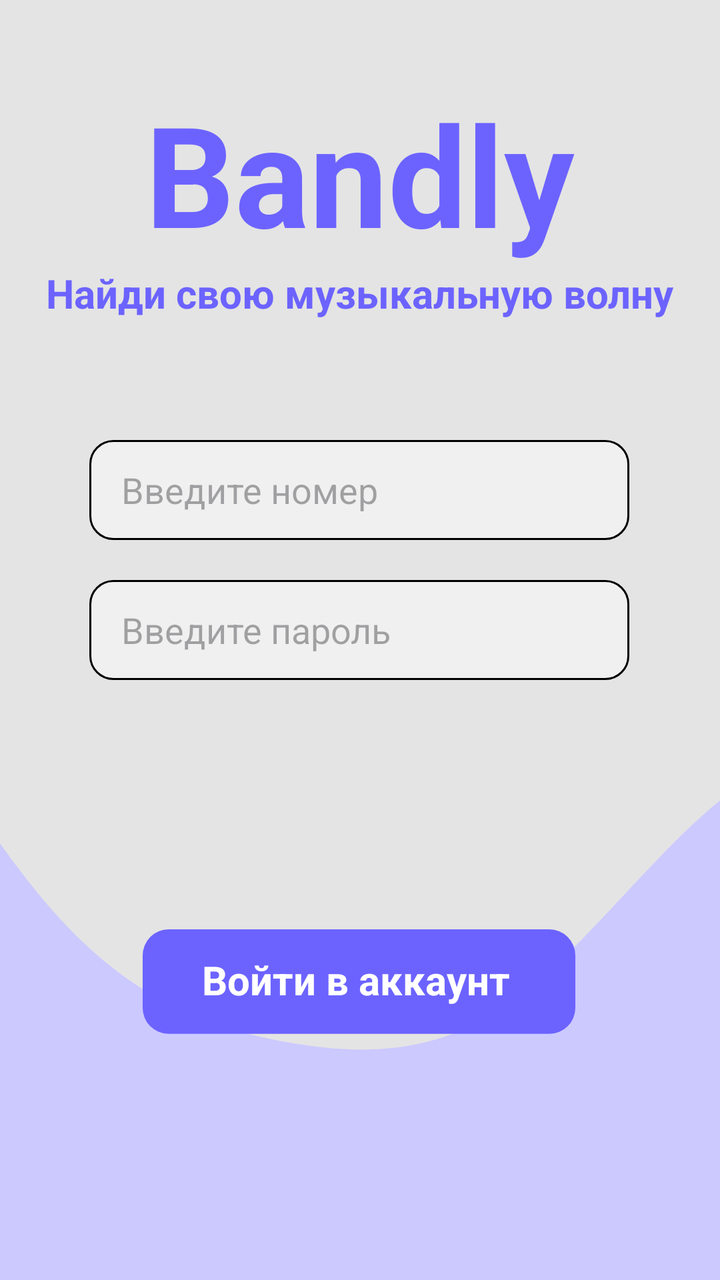
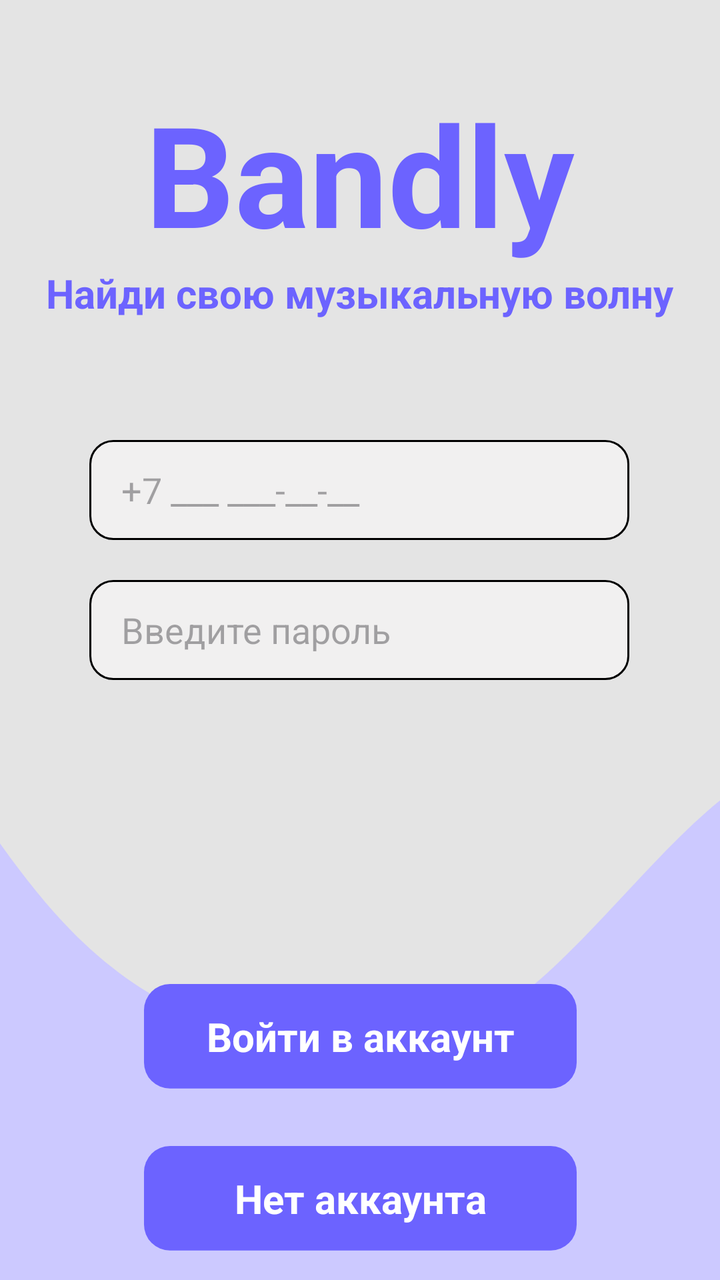

Before-and-after screenshots of an Android layout around one commit, followed by the original layout XML and the change that was made.
<!-- AndroidManifest.xml: application theme Theme.Bandly30 -->
<!-- res/layout/activity_login.xml -->
<?xml version="1.0" encoding="utf-8"?>
<androidx.constraintlayout.widget.ConstraintLayout xmlns:android="http://schemas.android.com/apk/res/android"
    xmlns:app="http://schemas.android.com/apk/res-auto"
    xmlns:tools="http://schemas.android.com/tools"
    android:id="@+id/main"
    android:layout_width="match_parent"
    android:layout_height="match_parent"
    android:background="#E4E4E4"
    tools:context=".LoginActivity">

    <ImageView
        android:id="@+id/imageView13"
        android:layout_width="429dp"
        android:layout_height="353dp"
        android:background="@drawable/vectorimg"
        app:layout_constraintBottom_toBottomOf="parent"
        app:layout_constraintEnd_toEndOf="parent"
        app:layout_constraintStart_toStartOf="parent" />

    <TextView
        android:id="@+id/logo"
        android:layout_width="wrap_content"
        android:layout_height="wrap_content"
        android:layout_marginTop="40dp"
        android:text="Bandly"
        android:textColor="#6C63FF"
        android:textSize="70sp"
        android:textStyle="bold"
        app:layout_constraintBottom_toTopOf="@+id/logo2"
        app:layout_constraintEnd_toEndOf="parent"
        app:layout_constraintStart_toStartOf="parent"
        app:layout_constraintTop_toTopOf="parent"
        tools:ignore="HardcodedText" />

    <TextView
        android:id="@+id/logo2"
        android:layout_width="wrap_content"
        android:layout_height="wrap_content"
        android:text="Найди свою музыкальную волну"
        android:textColor="#6C63FF"
        android:textSize="20sp"
        android:textStyle="bold"
        app:layout_constraintEnd_toEndOf="parent"
        app:layout_constraintStart_toStartOf="parent"
        app:layout_constraintTop_toBottomOf="@+id/logo"
        tools:ignore="DuplicateIds,HardcodedText" />

    <EditText
        android:id="@+id/inputPassLogin"
        android:layout_width="wrap_content"
        android:layout_height="wrap_content"
        android:layout_marginStart="70dp"
        android:layout_marginTop="20dp"
        android:layout_marginEnd="71dp"
        android:background="@drawable/infimg"
        android:hint="Введите пароль"
        android:paddingStart="16dp"
        android:paddingLeft="16dp"
        android:paddingEnd="16dp"
        android:paddingRight="16dp"
        app:layout_constraintEnd_toEndOf="parent"
        app:layout_constraintStart_toStartOf="parent"
        app:layout_constraintTop_toBottomOf="@+id/inputPhoneLogin" />

    <EditText
        android:id="@+id/inputPhoneLogin"
        android:layout_width="wrap_content"
        android:layout_height="wrap_content"
        android:layout_marginStart="70dp"
        android:layout_marginTop="60dp"
        android:layout_marginEnd="71dp"
        android:background="@drawable/infimg"
        android:digits="0123456789"
        android:hint="Введите номер"
        android:inputType="number"
        android:paddingStart="16dp"
        android:paddingLeft="16dp"
        android:paddingEnd="16dp"
        android:paddingRight="16dp"
        app:layout_constraintEnd_toEndOf="parent"
        app:layout_constraintStart_toStartOf="parent"
        app:layout_constraintTop_toBottomOf="@+id/logo2" />

    <ImageButton
        android:id="@+id/loginbtn2"
        android:layout_width="225dp"
        android:layout_height="61dp"
        android:layout_marginStart="70dp"
        android:layout_marginTop="60dp"
        android:layout_marginEnd="71dp"
        android:layout_marginBottom="50dp"
        android:background="@drawable/regbtn"
        app:layout_constraintBottom_toBottomOf="parent"
        app:layout_constraintEnd_toEndOf="parent"
        app:layout_constraintStart_toStartOf="parent"
        app:layout_constraintTop_toBottomOf="@+id/inputPassLogin"
        tools:ignore="SpeakableTextPresentCheck" />

    <TextView
        android:id="@+id/textView3"
        android:layout_width="wrap_content"
        android:layout_height="wrap_content"
        android:text="Войти в аккаунт"
        android:textColor="@color/white"
        android:textSize="20sp"
        android:textStyle="bold"
        app:layout_constraintBottom_toBottomOf="@+id/loginbtn2"
        app:layout_constraintEnd_toEndOf="@+id/loginbtn2"
        app:layout_constraintHorizontal_bias="0.481"
        app:layout_constraintStart_toStartOf="@+id/loginbtn2"
        app:layout_constraintTop_toTopOf="@+id/loginbtn2"
        app:layout_constraintVertical_bias="0.352" />

</androidx.constraintlayout.widget.ConstraintLayout>
<!-- resources referenced by this layout -->
<resources>
  <color name="white">#FFFFFFFF</color>
  <!-- drawable infimg (drawable) -->
  <vector xmlns:android="http://schemas.android.com/apk/res/android"
      android:width="270dp"
      android:height="50dp"
      android:viewportWidth="270"
      android:viewportHeight="50">
    <path
        android:pathData="M12,0L258,0A12,12 0,0 1,270 12L270,38A12,12 0,0 1,258 50L12,50A12,12 0,0 1,0 38L0,12A12,12 0,0 1,12 0z"
        android:fillColor="#F1F0F0"/>
    <path
        android:strokeWidth="1"
        android:pathData="M12,0.5L258,0.5A11.5,11.5 0,0 1,269.5 12L269.5,38A11.5,11.5 0,0 1,258 49.5L12,49.5A11.5,11.5 0,0 1,0.5 38L0.5,12A11.5,11.5 0,0 1,12 0.5z"
        android:fillColor="#00000000"
        android:strokeColor="#000000"/>
  </vector>
  <!-- drawable regbtn (drawable) -->
  <vector xmlns:android="http://schemas.android.com/apk/res/android"
      android:width="208dp"
      android:height="56dp"
      android:viewportWidth="208"
      android:viewportHeight="56">
    <path
        android:pathData="M16,0L192,0A12,12 0,0 1,204 12L204,36A12,12 0,0 1,192 48L16,48A12,12 0,0 1,4 36L4,12A12,12 0,0 1,16 0z"
        android:fillColor="#6C63FF"/>
  </vector>
  <!-- drawable vectorimg (drawable) -->
  <vector xmlns:android="http://schemas.android.com/apk/res/android"
      android:width="412dp"
      android:height="346dp"
      android:viewportWidth="412"
      android:viewportHeight="346">
    <path
        android:pathData="M-45,0L-27.03,32.78C-9.07,65.56 26.87,131.11 62.8,170.44C98.73,209.78 134.67,222.89 170.6,229.44C206.53,236 242.47,236 278.4,209.78C314.33,183.56 350.27,131.11 386.2,104.89C422.13,78.67 458.07,78.67 476.03,78.67H494V354H476.03C458.07,354 422.13,354 386.2,354C350.27,354 314.33,354 278.4,354C242.47,354 206.53,354 170.6,354C134.67,354 98.73,354 62.8,354C26.87,354 -9.07,354 -27.03,354H-45V0Z"
        android:fillColor="#CCC9FF"
        android:fillType="evenOdd"/>
  </vector>
  <style name="Theme.Bandly30" parent="Base.Theme.Bandly30" />
  <style name="Base.Theme.Bandly30" parent="Theme.Material3.DayNight.NoActionBar">
          
          
      </style>
</resources>

<!-- the commit's change to res/layout/activity_login.xml (unified diff, before → after) -->
@@ -46,6 +46,23 @@
         tools:ignore="DuplicateIds,HardcodedText" />
 
     <EditText
+        android:id="@+id/inputPhoneLogin"
+        android:layout_width="wrap_content"
+        android:layout_height="wrap_content"
+        android:layout_marginStart="70dp"
+        android:layout_marginTop="60dp"
+        android:layout_marginEnd="71dp"
+        android:background="@drawable/infimg"
+        android:hint="+7 ___ ___-__-__"
+        android:inputType="phone"
+        android:maxLength="18"
+        android:paddingStart="16dp"
+        android:paddingEnd="16dp"
+        app:layout_constraintEnd_toEndOf="parent"
+        app:layout_constraintStart_toStartOf="parent"
+        app:layout_constraintTop_toBottomOf="@+id/logo2" />
+
+    <EditText
         android:id="@+id/inputPassLogin"
         android:layout_width="wrap_content"
         android:layout_height="wrap_content"
@@ -54,61 +71,65 @@
         android:layout_marginEnd="71dp"
         android:background="@drawable/infimg"
         android:hint="Введите пароль"
+        android:inputType="textPassword"
         android:paddingStart="16dp"
-        android:paddingLeft="16dp"
         android:paddingEnd="16dp"
-        android:paddingRight="16dp"
         app:layout_constraintEnd_toEndOf="parent"
         app:layout_constraintStart_toStartOf="parent"
         app:layout_constraintTop_toBottomOf="@+id/inputPhoneLogin" />
-
-    <EditText
-        android:id="@+id/inputPhoneLogin"
-        android:layout_width="wrap_content"
-        android:layout_height="wrap_content"
-        android:layout_marginStart="70dp"
-        android:layout_marginTop="60dp"
-        android:layout_marginEnd="71dp"
-        android:background="@drawable/infimg"
-        android:digits="0123456789"
-        android:hint="Введите номер"
-        android:inputType="number"
-        android:paddingStart="16dp"
-        android:paddingLeft="16dp"
-        android:paddingEnd="16dp"
-        android:paddingRight="16dp"
-        app:layout_constraintEnd_toEndOf="parent"
-        app:layout_constraintStart_toStartOf="parent"
-        app:layout_constraintTop_toBottomOf="@+id/logo2" />
 
     <ImageButton
         android:id="@+id/loginbtn2"
         android:layout_width="225dp"
         android:layout_height="61dp"
-        android:layout_marginStart="70dp"
-        android:layout_marginTop="60dp"
-        android:layout_marginEnd="71dp"
-        android:layout_marginBottom="50dp"
+        android:layout_marginTop="152dp"
         android:background="@drawable/regbtn"
-        app:layout_constraintBottom_toBottomOf="parent"
         app:layout_constraintEnd_toEndOf="parent"
         app:layout_constraintStart_toStartOf="parent"
         app:layout_constraintTop_toBottomOf="@+id/inputPassLogin"
         tools:ignore="SpeakableTextPresentCheck" />
 
+    <ImageButton
+        android:id="@+id/backbutton"
+        android:layout_width="225dp"
+        android:layout_height="61dp"
+        android:layout_marginTop="20dp"
+        android:background="@drawable/regbtn"
+        app:layout_constraintBottom_toBottomOf="@+id/imageView13"
+        app:layout_constraintEnd_toEndOf="parent"
+        app:layout_constraintStart_toStartOf="parent"
+        app:layout_constraintTop_toBottomOf="@+id/loginbtn2"
+        app:layout_constraintVertical_bias="0.0"
+        tools:ignore="SpeakableTextPresentCheck" />
+
+    <TextView
+        android:id="@+id/textView5"
+        android:layout_width="wrap_content"
+        android:layout_height="wrap_content"
+        android:elevation="2dp"
+        android:text="Нет аккаунта"
+        android:textColor="@color/white"
+        android:textSize="20sp"
+        android:textStyle="bold"
+        app:layout_constraintBottom_toBottomOf="@+id/backbutton"
+        app:layout_constraintEnd_toEndOf="@+id/backbutton"
+        app:layout_constraintStart_toStartOf="@+id/backbutton"
+        app:layout_constraintTop_toTopOf="@+id/backbutton"
+        app:layout_constraintVertical_bias="0.37" />
+
     <TextView
         android:id="@+id/textView3"
         android:layout_width="wrap_content"
         android:layout_height="wrap_content"
+        android:elevation="2dp"
         android:text="Войти в аккаунт"
         android:textColor="@color/white"
         android:textSize="20sp"
         android:textStyle="bold"
         app:layout_constraintBottom_toBottomOf="@+id/loginbtn2"
         app:layout_constraintEnd_toEndOf="@+id/loginbtn2"
-        app:layout_constraintHorizontal_bias="0.481"
         app:layout_constraintStart_toStartOf="@+id/loginbtn2"
         app:layout_constraintTop_toTopOf="@+id/loginbtn2"
-        app:layout_constraintVertical_bias="0.352" />
+        app:layout_constraintVertical_bias="0.37" />
 
 </androidx.constraintlayout.widget.ConstraintLayout>
